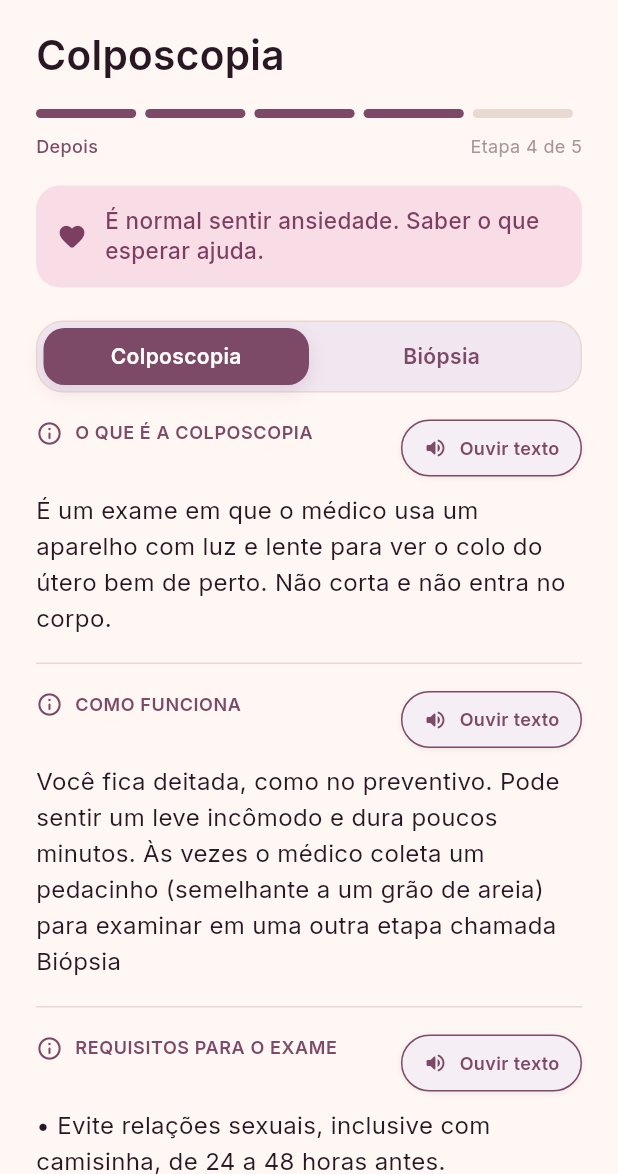
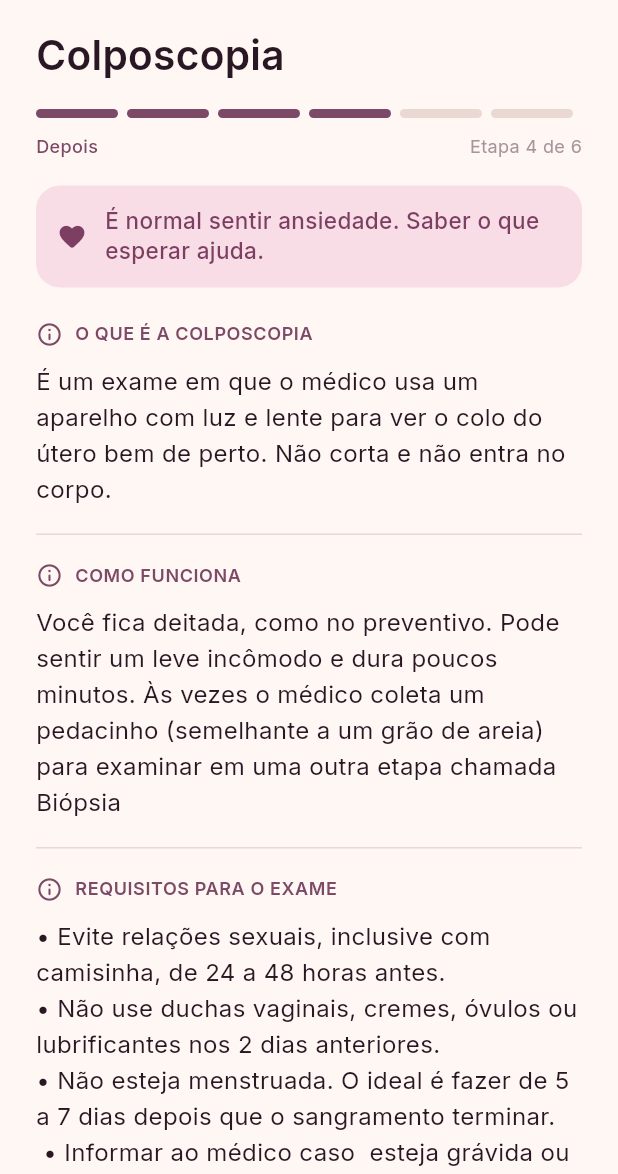
Before and after one commit to sandrogomes7/projeto-acolher-ace4, a Flutter app: the screen it shows after launch, after a tap on "Pular", after a tap on "Fiz o exame preventivo Papanicolau ou Te", after a tap on "Colposcopia", on a phone screen of 412 x 824 dp, the part 62-1236 px from its top. Run offline on Flutter 3.47's test engine with Material 3 defaults, Android fonts, the phone set to English and light mode, and no system bars; our stand-ins replace google_fonts, just_audio.

Commit message:
feat: add biopsy to onboarding journey flow

```diff
--- a/lib/data/content.dart
+++ b/lib/data/content.dart
@@ -275,51 +275,62 @@
     title: 'Colposcopia',
     summary: 'É o seu próximo exame. Saber o que esperar ajuda.',
     reassurance: 'É normal sentir ansiedade. Saber o que esperar ajuda.',
-    sections: [],
-    tabs: [
-      CollectionTabContent(
-        id: 'colposcopia',
-        label: 'Colposcopia',
-        tip:
-            'Não esqueça de levar o encaminhamento para o centro especializado, assim como o resultado da citologia ou do Teste DNA HPV feito anteriormente.',
-        sections: [
-          StepSection(
-            'O que é a colposcopia',
-            'É um exame em que o médico usa um aparelho com luz e lente para ver o colo do útero bem de perto. Não corta e não entra no corpo.',
-            audioFile: 'colposcopia_o_que_e.mp3',
-          ),
-          StepSection(
-            'Como funciona',
-            'Você fica deitada, como no preventivo. Pode sentir um leve incômodo e dura poucos minutos. Às vezes o médico coleta um pedacinho (semelhante a um grão de areia) para examinar em uma outra etapa chamada Biópsia',
-            audioFile: 'colposcopia_como_funciona.mp3',
-          ),
-          StepSection(
-            'Requisitos para o exame',
-            '• Evite relações sexuais, inclusive com camisinha, de 24 a 48 horas antes.\n• Não use duchas vaginais, cremes, óvulos ou lubrificantes vaginais nos 2 dias anteriores.\n• Não esteja menstruada. O ideal é realizar o exame de 5 a 7 dias após o término do sangramento.\n• Informe ao médico caso esteja grávida ou com suspeita de gravidez.',
-            audioFile: 'colposcopia_requisitos.mp3',
-          ),
-        ],
-      ),
-      CollectionTabContent(
-        id: 'biopsia',
-        label: 'Biópsia',
-        tip:
-            'Depois da biópsia, aguarde o resultado e siga a orientação da equipe.',
-        sections: [
-          StepSection(
-            'O que é a biópsia',
-            'Se o médico encontrar qualquer área suspeita durante a colposcopia, ele retira um pedacinho de tecido, semelhante ao tamanho de um grão de areia, para confirmar o diagnóstico em laboratório.',
-            audioFile: 'biopsia_o_que_e.mp3',
-          ),
-          StepSection(
-            'Como funciona',
-            'Você fica deitada, como no preventivo. Pode sentir um leve incômodo e dura poucos minutos. Às vezes o médico coleta um pedacinho para examinar.',
-            audioFile: 'biopsia_como_funciona.mp3',
-          ),
-        ],
+    sections: [
+      StepSection('O que é a Colposcopia',
+          'É um exame em que o médico usa um aparelho com luz e lente para ver o colo do útero bem de perto. Não corta e não entra no corpo.'),
+      StepSection('Como funciona',
+          'Você fica deitada, como no preventivo. Pode sentir um leve incômodo e dura poucos minutos. Às vezes o médico coleta um pedacinho (semelhante a um grão de areia) para examinar em uma outra etapa chamada Biópsia'),
+      StepSection(
+        'Requisitos para o exame',
+        '• Evite relações sexuais, inclusive com camisinha, de 24 a 48 horas antes.\n• Não use duchas vaginais, cremes, óvulos ou lubrificantes nos 2 dias anteriores.\n• Não esteja menstruada. O ideal é fazer de 5 a 7 dias depois que o sangramento terminar.\n • Informar ao médico caso  esteja grávida ou com suspeita de gravidez',
+        audioFile: 'coleta_papanicolau_requisitos.mp3',
       ),
     ],
-    tip: 'Não esqueça de levar o encaminhamento para o centro especializado.',
+    // tabs: [
+    //   CollectionTabContent(
+    //     id: 'colposcopia',
+    //     label: 'Colposcopia',
+    //     tip:
+    //         'Não esqueça de levar o encaminhamento para o centro especializado, assim como o resultado da citologia ou do Teste DNA HPV feito anteriormente.',
+    //     sections: [
+    //       StepSection(
+    //         'O que é a colposcopia',
+    //         'É um exame em que o médico usa um aparelho com luz e lente para ver o colo do útero bem de perto. Não corta e não entra no corpo.',
+    //         audioFile: 'colposcopia_o_que_e.mp3',
+    //       ),
+    //       StepSection(
+    //         'Como funciona',
+    //         'Você fica deitada, como no preventivo. Pode sentir um leve incômodo e dura poucos minutos. Às vezes o médico coleta um pedacinho (semelhante a um grão de areia) para examinar em uma outra etapa chamada Biópsia',
+    //         audioFile: 'colposcopia_como_funciona.mp3',
+    //       ),
+    //       StepSection(
+    //         'Requisitos para o exame',
+    //         '• Evite relações sexuais, inclusive com camisinha, de 24 a 48 horas antes.\n• Não use duchas vaginais, cremes, óvulos ou lubrificantes vaginais nos 2 dias anteriores.\n• Não esteja menstruada. O ideal é realizar o exame de 5 a 7 dias após o término do sangramento.\n• Informe ao médico caso esteja grávida ou com suspeita de gravidez.',
+    //         audioFile: 'colposcopia_requisitos.mp3',
+    //       ),
+    //     ],
+    //   ),
+    //   CollectionTabContent(
+    //     id: 'biopsia',
+    //     label: 'Biópsia',
+    //     tip:
+    //         'Depois da biópsia, aguarde o resultado e siga a orientação da equipe.',
+    //     sections: [
+    //       StepSection(
+    //         'O que é a biópsia',
+    //         'Se o médico encontrar qualquer área suspeita durante a colposcopia, ele retira um pedacinho de tecido, semelhante ao tamanho de um grão de areia, para confirmar o diagnóstico em laboratório.',
+    //         audioFile: 'biopsia_o_que_e.mp3',
+    //       ),
+    //       StepSection(
+    //         'Como funciona',
+    //         'Você fica deitada, como no preventivo. Pode sentir um leve incômodo e dura poucos minutos. Às vezes o médico coleta um pedacinho para examinar.',
+    //         audioFile: 'biopsia_como_funciona.mp3',
+    //       ),
+    //     ],
+    //   ),
+    // ],
+    tip:
+        'Não esqueça de levar o encaminhamento para o centro especializado, assim como o resultado da citologia ou teste de DNA HPV feito anteriormente',
     audio: 'etapa_colposcopia.mp3',
     illustration: 'etapa_colposcopia.png',
   ),
@@ -345,10 +356,16 @@
     summary: 'O cuidado continua. Veja o que acontece depois.',
     reassurance: 'Você chegou até aqui. Estamos com você.',
     sections: [
-      StepSection('O que acontece depois',
-          'Com o resultado dos exames resultados em mãos, você deve voltar ao posto de saúde para mostrar ao profissional (enfermeiro ou médico). Lá a equipe irá decidir o melhor tratamento: pode ser só acompanhar de perto, ou um pequeno tratamento. Cada caso é único.'),
-      StepSection('Por que continuar indo',
-          'Buscar o resultado dos exames e manter as consulta garante que tudo seja acompanhado e resolvido cedo. Não falte às datas marcadas.'),
+      StepSection(
+        'O que acontece depois',
+        'Com o resultado dos exames resultados em mãos, você deve voltar ao posto de saúde para mostrar ao profissional (enfermeiro ou médico). Lá a equipe irá decidir o melhor tratamento: pode ser só acompanhar de perto, ou um pequeno tratamento. Cada caso é único.',
+        audioFile: 'coleta_papanicolau_requisitos.mp3',
+      ),
+      StepSection(
+        'Por que continuar indo',
+        'Buscar o resultado dos exames e manter as consulta garante que tudo seja acompanhado e resolvido cedo. Não falte às datas marcadas.',
+        audioFile: 'coleta_papanicolau_requisitos.mp3',
+      ),
     ],
     tip: 'Volte sempre que a equipe marcar. Anote as datas para não se perder.',
     audio: 'etapa_acompanhamento.mp3',
@@ -422,6 +439,7 @@
           _p('resultado', StepStatus.current, 'Você está aqui'),
           _p('encaminhamento', StepStatus.next, 'Próxima etapa'),
           _p('colposcopia', StepStatus.later, 'Depois'),
+          _p('biopsia', StepStatus.later, 'Depois'),
           _p('acompanhamento', StepStatus.later, 'Depois'),
         ],
       );
@@ -435,6 +453,7 @@
           _p('resultado', StepStatus.done, 'Concluído'),
           _p('encaminhamento', StepStatus.current, 'Você está aqui'),
           _p('colposcopia', StepStatus.next, 'Próxima etapa'),
+          _p('biopsia', StepStatus.later, 'Depois'),
           _p('acompanhamento', StepStatus.later, 'Depois'),
         ],
       );
@@ -447,10 +466,11 @@
           _p('resultado', StepStatus.done, 'Concluído'),
           _p('encaminhamento', StepStatus.done, 'Concluído'),
           _p('colposcopia', StepStatus.current, 'Você está aqui'),
-          _p('acompanhamento', StepStatus.next, 'Próxima etapa'),
+          _p('biopsia', StepStatus.next, 'Próxima etapa'),
+          _p('acompanhamento', StepStatus.later, 'Depois'),
         ],
       );
-    case 4: // Já fiz a colposcopia
+    case 4:
       return JourneyPlan(
         headline: 'Você já fez a colposcopia. Agora é o acompanhamento.',
         steps: [
@@ -458,7 +478,8 @@
           _p('resultado', StepStatus.done, 'Concluído'),
           _p('encaminhamento', StepStatus.done, 'Concluído'),
           _p('colposcopia', StepStatus.done, 'Concluído'),
-          _p('acompanhamento', StepStatus.current, 'Você está aqui'),
+          _p('biopsia', StepStatus.current, 'Você está aqui'),
+          _p('acompanhamento', StepStatus.next, 'Próxima etapa'),
         ],
       );
     case 5: // Não sei — quero ver tudo
@@ -470,6 +491,7 @@
           _p('resultado', StepStatus.next, 'Próxima etapa'),
           _p('encaminhamento', StepStatus.later, 'Depois'),
           _p('colposcopia', StepStatus.later, 'Depois'),
+          _p('biopsia', StepStatus.later, 'Depois'),
           _p('acompanhamento', StepStatus.later, 'Depois'),
         ],
       );
```
Also changed, not shown: 1 other file.
